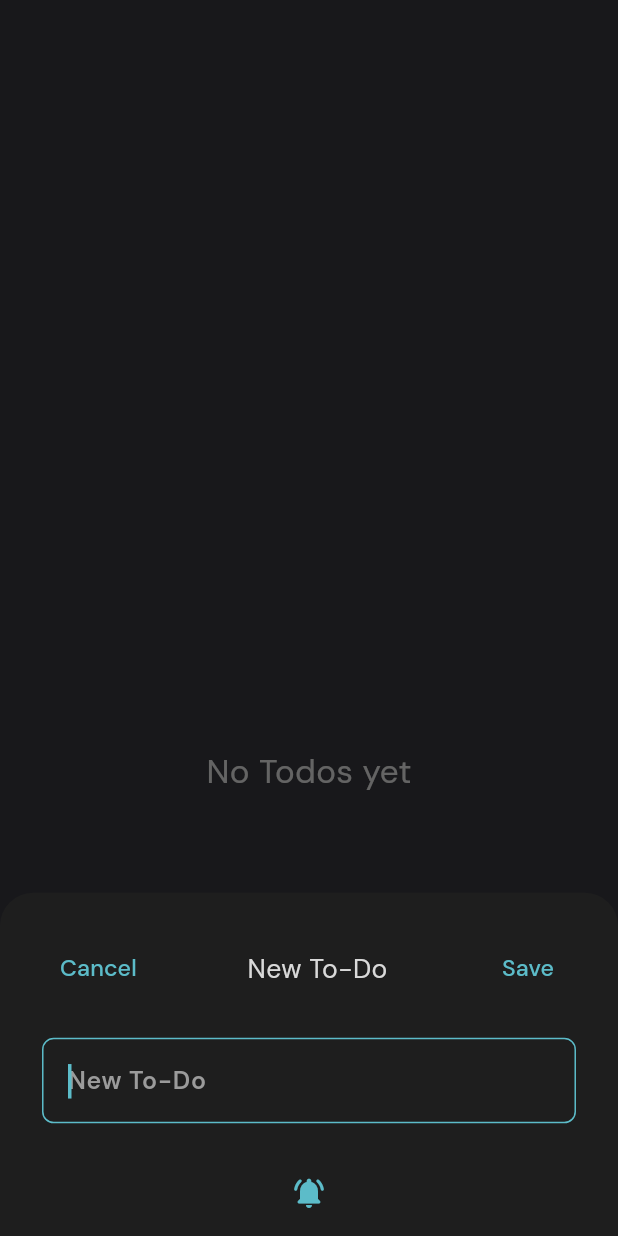
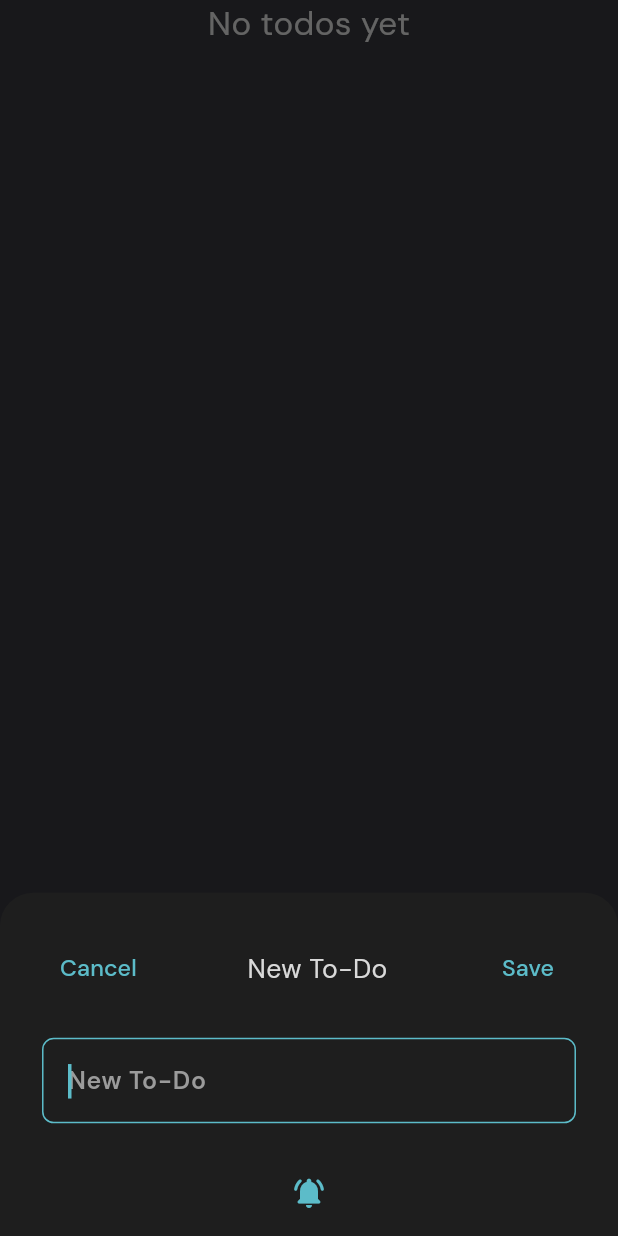
Before and after one commit to om945/flutter_Remiender_app, a Flutter app: the TodoList screen opened directly with empty values, after a tap on the "add" icon, on a phone screen of 412 x 824 dp. Run offline on Flutter 3.47's test engine with Material 3 defaults, Android fonts, the phone set to English and light mode, and no system bars; our stand-ins replace connectivity_plus, flutter_local_notifications, flutter_screenutil, get, google_fonts, pinput and 2 more; accounts and stored records are empty.

Commit message:
Prevent multiple submissions in addNote and addTodo methods; fix typo in snackbar message for todo deletion

```diff
--- a/lib/pages/todo_list.dart
+++ b/lib/pages/todo_list.dart
@@ -31,6 +31,8 @@ class _TodoListState extends State<TodoList> {
 
   bool _isSelectionMode = false;
   final Set<String> _selectedTodoIds = {};
+
+  bool _isSaving = false; // Add this line
 
   @override
   void initState() {
@@ -97,9 +99,7 @@ class _TodoListState extends State<TodoList> {
               onSurface: whiteColor,
             ),
             textButtonTheme: TextButtonThemeData(
-              style: TextButton.styleFrom(
-                foregroundColor: blueColor,
-              ),
+              style: TextButton.styleFrom(foregroundColor: blueColor),
             ),
           ),
           child: child!,
@@ -116,6 +116,9 @@ class _TodoListState extends State<TodoList> {
   bool _isLoading = false;
 
   void addTodo({String? todoId}) async {
+    if (_isSaving) return; // Prevent multiple calls
+
+    _isSaving = true;
     DateTime? reminderDateTime;
     if (_selectedDate != null && _selectedTime != null) {
       reminderDateTime = DateTime(
@@ -127,6 +130,7 @@ class _TodoListState extends State<TodoList> {
       );
     }
 
+    try {
       await todoService.addTodo(
         context: context,
         content: toDoController.text.trim(),
@@ -136,6 +140,9 @@ class _TodoListState extends State<TodoList> {
       );
       if (!mounted) return;
       Navigator.pop(context); // Close the modal after saving
+    } finally {
+      _isSaving = false; // Reset the flag after completion or error
+    }
   }
 
   Future<void> _loadData() async {
@@ -280,13 +287,18 @@ class _TodoListState extends State<TodoList> {
                       textAlign: TextAlign.center,
                     ),
                     TextButton(
-                      onPressed: () {
+                      onPressed: _isSaving
+                          ? null
+                          : () {
+                              // Disable button while saving
                               addTodo(todoId: todoId);
                             },
                       child: Text(
                         'Save',
                         style: TextStyle(
-                          color: blueColor,
+                          color: _isSaving
+                              ? Colors.grey
+                              : blueColor, // Change color when disabled
                           fontFamily: googleFontSemiBold,
                           fontSize: 14.sp,
                         ),
@@ -455,41 +467,7 @@ class _TodoListState extends State<TodoList> {
                   backgroundColor: blueColor,
                   child: Icon(Icons.add, color: blackColor, size: 30.sp),
                 ),
-          body: Builder(
-            builder: (context) {
-              if (todoProvider.todos.isEmpty) {
-                return RefreshIndicator(
-                  onRefresh: _loadData,
-                  child: Padding(
-                    padding: EdgeInsets.only(
-                      top: MediaQuery.of(context).size.height / 4,
-                    ),
-                    child: Center(
-                      child: Text(
-                        'No Todos yet',
-                        style: TextStyle(
-                          fontSize: 20.sp,
-                          fontFamily: googleFontNormal,
-                          color: whiteColor,
-                        ),
-                      ),
-                    ),
-                  ),
-                );
-              }
-              if (widget.searchQuery.isNotEmpty && filterTodos.isEmpty) {
-                return Center(
-                  child: Text(
-                    'No results found',
-                    style: TextStyle(
-                      fontSize: 20.sp,
-                      fontFamily: googleFontNormal,
-                      color: whiteColor,
-                    ),
-                  ),
-                );
-              }
-              return RefreshIndicator(
+          body: RefreshIndicator(
             onRefresh: _loadData,
             child: CustomScrollView(
               slivers: [
@@ -567,10 +545,21 @@ class _TodoListState extends State<TodoList> {
                     );
                   },
                 ),
+                if (todos.isEmpty)
+                  SliverToBoxAdapter(
+                    child: Center(
+                      child: Text(
+                        'No todos yet',
+                        style: TextStyle(
+                          fontSize: 20.sp,
+                          fontFamily: googleFontNormal,
+                          color: whiteColor,
+                        ),
+                      ),
+                    ),
+                  ),
               ],
             ),
-              );
-            },
           ),
         );
       },
--- a/lib/services/todo_service.dart
+++ b/lib/services/todo_service.dart
@@ -262,7 +262,7 @@ class TodoService {
         ),
         context: context,
         onSuccess: () {
-          showSnackBar(context, 'Todo Deletd!');
+          showSnackBar(context, 'Todo Deleted!');
         },
       );
     } catch (e) {
```
Also changed, not shown: lib/pages/add_note_page.dart (+8 -1 lines), lib/pages/note_lists.dart (+12 -6 lines). Lines whose indentation alone changed are shown as unchanged.
